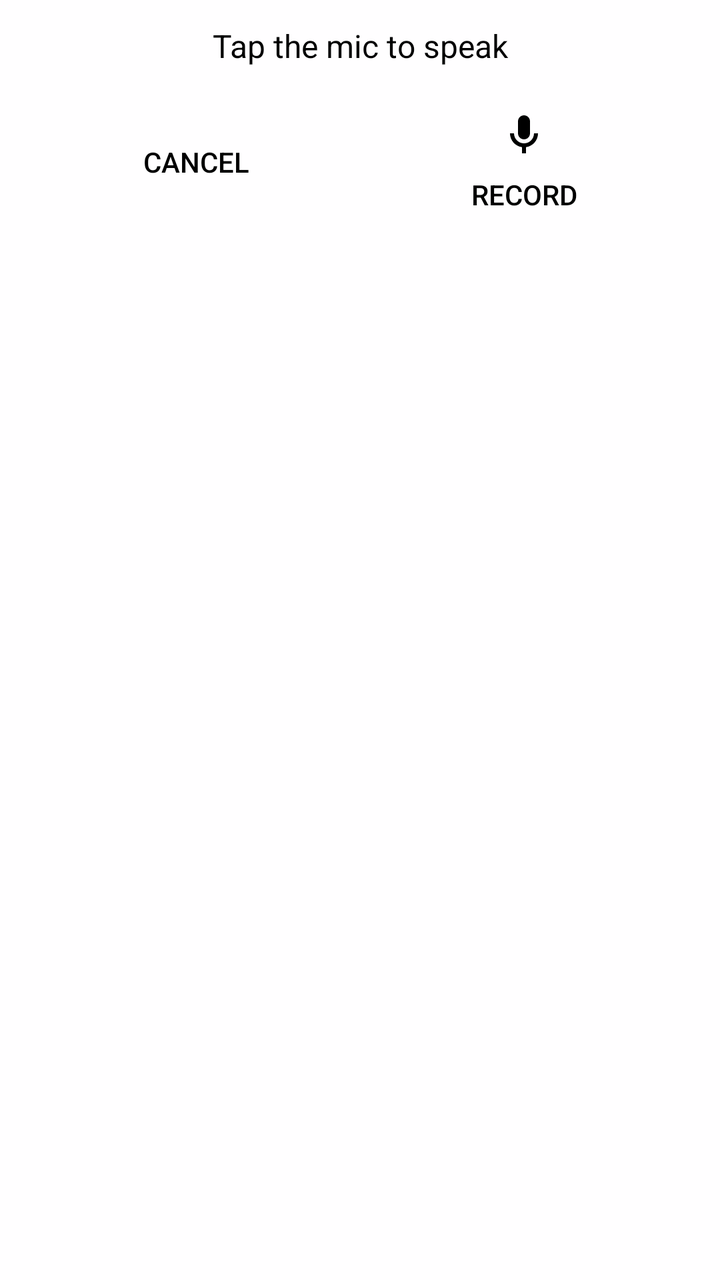
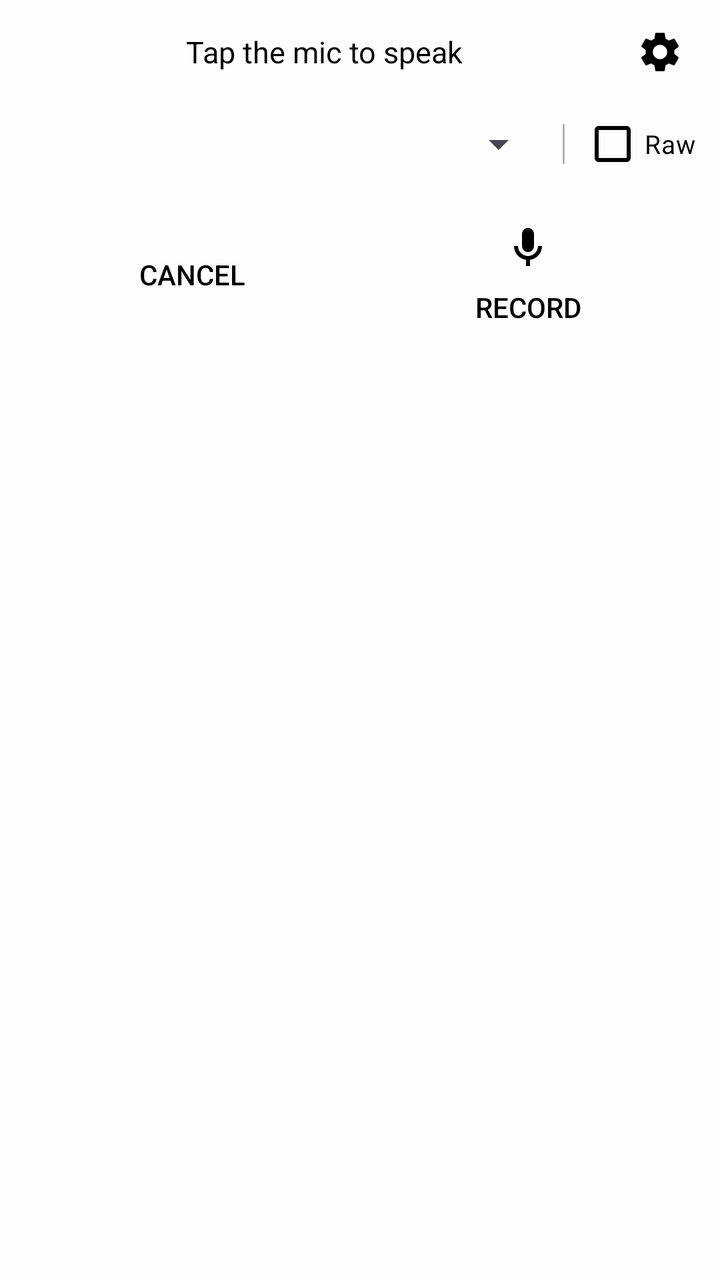

Screens rendered from an Android XML layout before and after an edit, with the pre-edit source and the edit as a unified diff.
<!-- AndroidManifest.xml: application theme Theme.PolishedRecognition -->
<!-- res/layout/ime_voice_input.xml -->
<?xml version="1.0" encoding="utf-8"?>
<LinearLayout xmlns:android="http://schemas.android.com/apk/res/android"
    android:layout_width="match_parent"
    android:layout_height="wrap_content"
    android:orientation="vertical"
    android:background="@color/recording_overlay"
    android:paddingStart="16dp"
    android:paddingEnd="16dp"
    android:paddingTop="12dp"
    android:paddingBottom="12dp">

    <TextView
        android:id="@+id/ime_status_text"
        android:layout_width="match_parent"
        android:layout_height="wrap_content"
        android:text="@string/ime_status_idle"
        android:textColor="@color/recording_text_primary"
        android:textSize="16sp"
        android:gravity="center"
        android:layout_marginBottom="12dp" />

    <LinearLayout
        android:layout_width="match_parent"
        android:layout_height="wrap_content"
        android:orientation="horizontal"
        android:gravity="center">

        <Button
            android:id="@+id/ime_cancel_button"
            style="@android:style/Widget.DeviceDefault.Button.Borderless"
            android:layout_width="0dp"
            android:layout_weight="1"
            android:layout_height="wrap_content"
            android:text="@string/ime_cancel"
            android:textColor="@color/recording_text_primary" />

        <Button
            android:id="@+id/ime_mic_button"
            style="@android:style/Widget.DeviceDefault.Button.Borderless"
            android:layout_width="0dp"
            android:layout_weight="1"
            android:layout_height="wrap_content"
            android:text="@string/ime_record"
            android:drawableTop="@drawable/ic_mic"
            android:textColor="@color/recording_text_primary" />

    </LinearLayout>
</LinearLayout>
<!-- resources referenced by this layout -->
<resources>
  <color name="recording_overlay">#E6FFFFFF</color>
  <color name="recording_text_primary">#000000</color>
  <!-- drawable ic_mic (drawable) -->
  <vector xmlns:android="http://schemas.android.com/apk/res/android"
      android:width="24dp"
      android:height="24dp"
      android:viewportWidth="24"
      android:viewportHeight="24"
      android:tint="@color/recording_icon_tint">
      <path
          android:fillColor="#FF000000"
          android:pathData="M12,14c1.66,0 3,-1.34 3,-3V5c0,-1.66 -1.34,-3 -3,-3S9,3.34 9,5v6C9,12.66 10.34,14 12,14zM17,11c0,2.76 -2.24,5 -5,5s-5,-2.24 -5,-5H5c0,3.53 2.61,6.43 6,6.92V21h2v-3.08c3.39,-0.49 6,-3.39 6,-6.92H17z" />
  </vector>
  <string name="ime_cancel">Cancel</string>
  <string name="ime_record">Record</string>
  <string name="ime_status_idle">Tap the mic to speak</string>
  <style name="Theme.PolishedRecognition" parent="Theme.Material3.DayNight.NoActionBar">
      </style>
  <color name="recording_icon_tint">#000000</color>
</resources>

<!-- the commit's change to res/layout/ime_voice_input.xml (unified diff, before → after) -->
@@ -4,20 +4,69 @@
     android:layout_height="wrap_content"
     android:orientation="vertical"
     android:background="@color/recording_overlay"
-    android:paddingStart="16dp"
-    android:paddingEnd="16dp"
-    android:paddingTop="12dp"
-    android:paddingBottom="12dp">
+    android:paddingStart="12dp"
+    android:paddingEnd="12dp"
+    android:paddingTop="8dp"
+    android:paddingBottom="8dp">
 
-    <TextView
-        android:id="@+id/ime_status_text"
+    <LinearLayout
         android:layout_width="match_parent"
         android:layout_height="wrap_content"
-        android:text="@string/ime_status_idle"
-        android:textColor="@color/recording_text_primary"
-        android:textSize="16sp"
-        android:gravity="center"
-        android:layout_marginBottom="12dp" />
+        android:orientation="horizontal"
+        android:gravity="center_vertical"
+        android:layout_marginBottom="4dp">
+
+        <TextView
+            android:id="@+id/ime_status_text"
+            android:layout_width="0dp"
+            android:layout_weight="1"
+            android:layout_height="wrap_content"
+            android:text="@string/ime_status_idle"
+            android:textColor="@color/recording_text_primary"
+            android:textSize="15sp"
+            android:gravity="center" />
+
+        <ImageButton
+            android:id="@+id/ime_settings_button"
+            android:layout_width="36dp"
+            android:layout_height="36dp"
+            android:src="@drawable/ic_settings"
+            android:background="@null"
+            android:contentDescription="Settings"
+            android:scaleType="centerInside" />
+
+    </LinearLayout>
+
+    <LinearLayout
+        android:layout_width="match_parent"
+        android:layout_height="wrap_content"
+        android:orientation="horizontal"
+        android:gravity="center_vertical"
+        android:layout_marginBottom="6dp">
+
+        <Spinner
+            android:id="@+id/ime_language_spinner"
+            android:layout_width="0dp"
+            android:layout_weight="1"
+            android:layout_height="wrap_content" />
+
+        <View
+            android:layout_width="1dp"
+            android:layout_height="20dp"
+            android:background="@color/recording_divider"
+            android:layout_marginStart="8dp"
+            android:layout_marginEnd="8dp" />
+
+        <CheckBox
+            android:id="@+id/ime_raw"
+            android:layout_width="wrap_content"
+            android:layout_height="wrap_content"
+            android:text="@string/quick_raw"
+            android:textColor="@color/recording_text_primary"
+            android:textSize="13sp"
+            android:buttonTint="@color/recording_text_primary" />
+
+    </LinearLayout>
 
     <LinearLayout
         android:layout_width="match_parent"
<!-- resource entries referenced after the edit -->
@@ -1,5 +1,6 @@
 <!-- resources referenced by this layout -->
 <resources>
+  <color name="recording_divider">#4D000000</color>
   <color name="recording_overlay">#E6FFFFFF</color>
   <color name="recording_text_primary">#000000</color>
   <!-- drawable ic_mic (drawable) -->
@@ -13,9 +14,21 @@
           android:fillColor="#FF000000"
           android:pathData="M12,14c1.66,0 3,-1.34 3,-3V5c0,-1.66 -1.34,-3 -3,-3S9,3.34 9,5v6C9,12.66 10.34,14 12,14zM17,11c0,2.76 -2.24,5 -5,5s-5,-2.24 -5,-5H5c0,3.53 2.61,6.43 6,6.92V21h2v-3.08c3.39,-0.49 6,-3.39 6,-6.92H17z" />
   </vector>
+  <!-- drawable ic_settings (drawable) -->
+  <vector xmlns:android="http://schemas.android.com/apk/res/android"
+      android:width="24dp"
+      android:height="24dp"
+      android:viewportWidth="24"
+      android:viewportHeight="24"
+      android:tint="@color/recording_icon_tint">
+      <path
+          android:fillColor="#FF000000"
+          android:pathData="M19.14,12.94c0.04,-0.3 0.06,-0.61 0.06,-0.94c0,-0.32 -0.02,-0.64 -0.07,-0.94l2.03,-1.58c0.18,-0.14 0.23,-0.41 0.12,-0.61l-1.92,-3.32c-0.12,-0.22 -0.37,-0.29 -0.59,-0.22l-2.39,0.96c-0.5,-0.38 -1.03,-0.7 -1.62,-0.94L14.4,2.81c-0.04,-0.24 -0.24,-0.41 -0.48,-0.41h-3.84c-0.24,0 -0.43,0.17 -0.47,0.41l-0.36,2.54c-0.59,0.24 -1.13,0.57 -1.62,0.94l-2.39,-0.96c-0.22,-0.08 -0.47,0 -0.59,0.22L2.74,8.87c-0.12,0.21 -0.08,0.47 0.12,0.61l2.03,1.58C4.84,11.36 4.8,11.69 4.8,12s0.02,0.64 0.07,0.94l-2.03,1.58c-0.18,0.14 -0.23,0.41 -0.12,0.61l1.92,3.32c0.12,0.22 0.37,0.29 0.59,0.22l2.39,-0.96c0.5,0.38 1.03,0.7 1.62,0.94l0.36,2.54c0.05,0.24 0.24,0.41 0.48,0.41h3.84c0.24,0 0.44,-0.17 0.47,-0.41l0.36,-2.54c0.59,-0.24 1.13,-0.56 1.62,-0.94l2.39,0.96c0.22,0.08 0.47,0 0.59,-0.22l1.92,-3.32c0.12,-0.22 0.07,-0.47 -0.12,-0.61L19.14,12.94zM12,15.6c-1.98,0 -3.6,-1.62 -3.6,-3.6s1.62,-3.6 3.6,-3.6s3.6,1.62 3.6,3.6S13.98,15.6 12,15.6z" />
+  </vector>
   <string name="ime_cancel">Cancel</string>
   <string name="ime_record">Record</string>
   <string name="ime_status_idle">Tap the mic to speak</string>
+  <string name="quick_raw">Raw</string>
   <style name="Theme.PolishedRecognition" parent="Theme.Material3.DayNight.NoActionBar">
       </style>
   <color name="recording_icon_tint">#000000</color>
